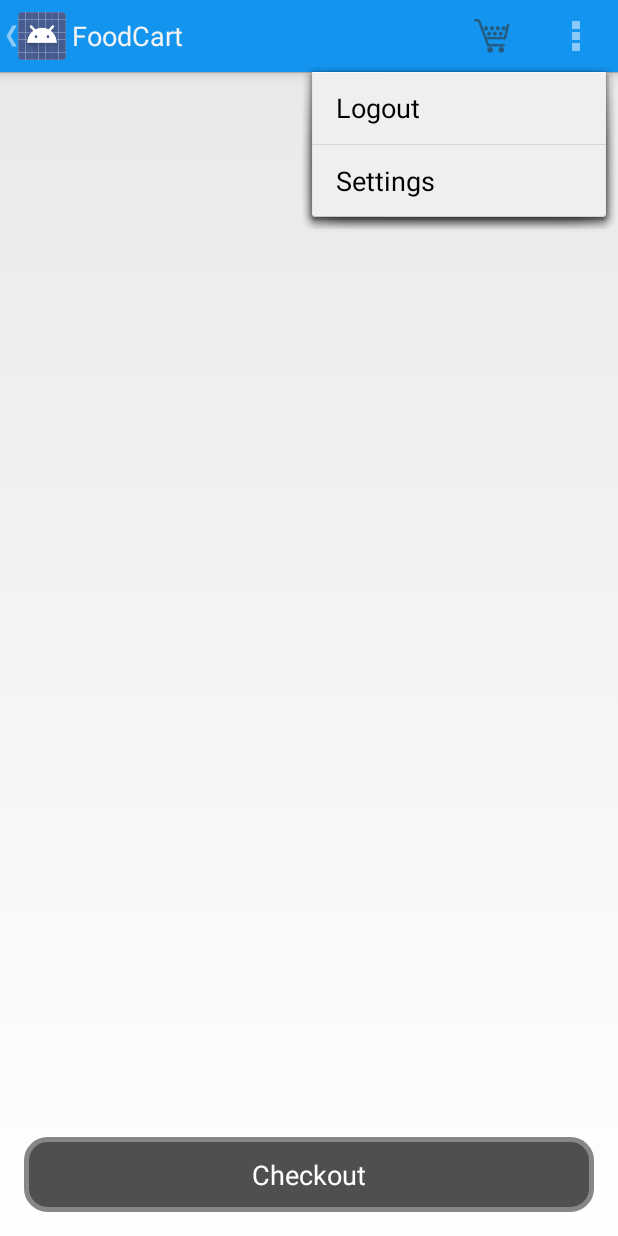
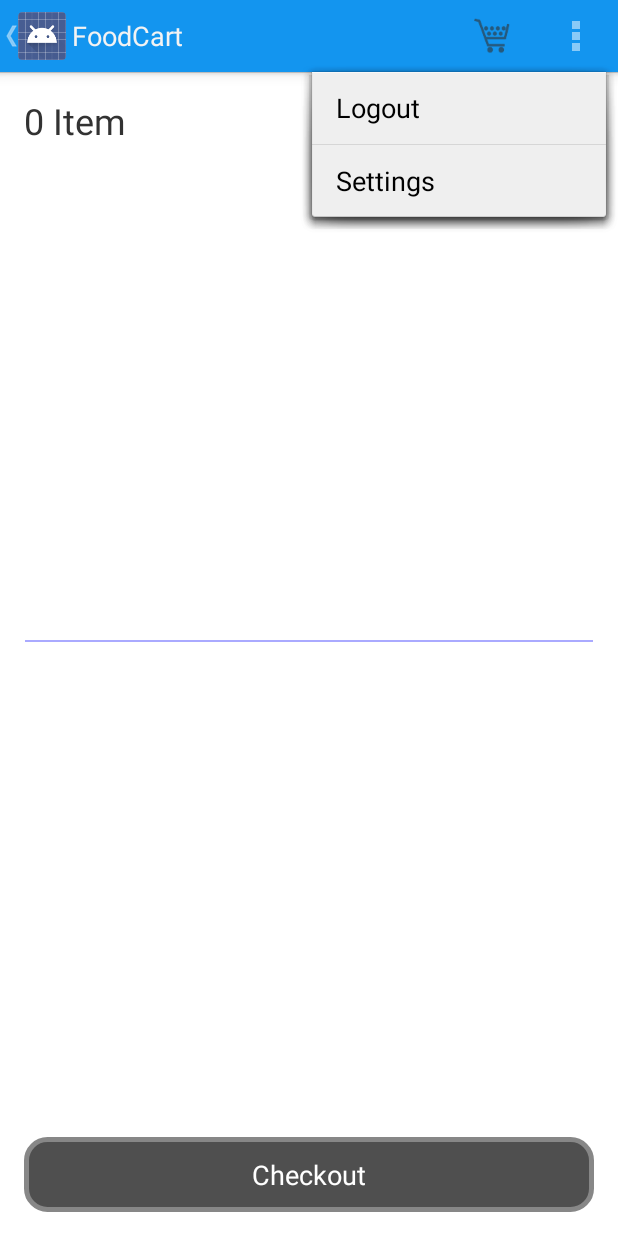
Before and after one commit to sankarmanoj/TheFoodKingApp, an Android app: the FoodCart screen opened directly, with no data from a screen before it, with the options menu open, on a phone screen of 412 x 824 dp. Run offline under Robolectric (Android 15) with nearby library versions, the phone set to English and light mode, and no system bars.

Commit message:
Added Checkout activity

```diff
--- a/app/src/main/AndroidManifest.xml
+++ b/app/src/main/AndroidManifest.xml
@@ -28,7 +28,10 @@
             android:label="FoodCart"
             android:parentActivityName=".MainActivity" >
         </activity>
-
+        <activity
+            android:name=".Checkout"
+            android:label="@string/title_activity_checkout" >
+        </activity>
     </application>
 
 </manifest>
--- a/app/src/main/java/com/example/sankarmanoj/thefoodkingapp/FoodCart.java
+++ b/app/src/main/java/com/example/sankarmanoj/thefoodkingapp/FoodCart.java
@@ -2,19 +2,30 @@ package com.example.sankarmanoj.thefoodkingapp;
 
 import android.app.ActionBar;
 import android.app.Activity;
+import android.app.AlertDialog;
+import android.content.Context;
+import android.content.DialogInterface;
 import android.content.Intent;
 import android.content.SharedPreferences;
+import android.graphics.Color;
 import android.os.Bundle;
 import android.preference.PreferenceManager;
 import android.util.Log;
 import android.util.TypedValue;
 import android.view.Menu;
 import android.view.MenuItem;
+import android.view.MotionEvent;
 import android.view.View;
-import android.view.ViewGroup;
+import android.view.animation.Animation;
+import android.view.animation.Transformation;
 import android.widget.Button;
+import android.widget.EditText;
 import android.widget.ListView;
 import android.widget.RelativeLayout;
+import android.widget.TextView;
+import android.widget.Toast;
+
+import org.w3c.dom.Text;
 
 import java.util.ArrayList;
 import java.util.List;
@@ -25,18 +36,26 @@ import java.util.List;
 public class FoodCart extends Activity {
     List<FoodItem> tempList;
     ListView listView;
+    EditText Address;
+    TextView addressText;
+    EditText Comments;
+    TextView GrandTotal;
     FoodCartArrayAdapter foodArrayAdapter;
     Button Checkout;
+    TextView ItemsTotal;
+    int grandTotal=0;
     public final String TAG="FoodCart";
-
+    Context context;
     @Override
     protected void onCreate(Bundle savedInstanceState) {
+
         tempList=new ArrayList<>();
-        List<FoodItem> list=FoodKing.FoodMenu;
+        final List<FoodItem> list=FoodKing.FoodMenu;
         if((list)!=null) {
             for (int i = 0; i < (list.size()); i++) {
                 if(list.get(i).inCartQuantity>0) {
                     tempList.add(list.get(i));
+                    grandTotal+=(list.get(i).price)*list.get(i).inCartQuantity;
                 }
             }
         }
@@ -44,20 +63,96 @@ public class FoodCart extends Activity {
         ActionBar actionBar = getActionBar();
         actionBar.setDisplayHomeAsUpEnabled(true);
         setContentView(R.layout.activity_foodcart);
-
-
+        GrandTotal=(TextView)findViewById(R.id.grandTotalTextView);
+        ItemsTotal=(TextView)findViewById(R.id.itemsTotalTextView);
+        if(tempList.size()>1) {
+            ItemsTotal.setText(String.valueOf(tempList.size()) + " Items");
+        }
+        else
+        {
+            ItemsTotal.setText(String.valueOf(tempList.size())+ " Item");
+        }
+        context=this;
+        Comments=(EditText)findViewById(R.id.commentsEditText);
+        Address=(EditText)findViewById(R.id.addressEditText);
+        addressText=(TextView)findViewById(R.id.addressTextView);
         listView=(ListView)findViewById(R.id.listView2);
+        GrandTotal.setText("Grand Total : ₹ "+String.valueOf(grandTotal));
         foodArrayAdapter = new FoodCartArrayAdapter(getApplicationContext(),R.layout.fooditemlist,tempList);
         listView.setAdapter(foodArrayAdapter);
         Checkout=(Button)findViewById(R.id.checkoutButton);
+        if(tempList.size()==0)
+        {
+            Checkout.setEnabled(false);
+        }
+        Comments.setOnTouchListener(new View.OnTouchListener() {
+            @Override
+            public boolean onTouch(View v, MotionEvent event) {
+                Comments.setText("");
+                Comments.setTextColor(Color.rgb(0,0,0));
+                return false;
+            }
+        });
+        final View.OnClickListener secondClickListener = new View.OnClickListener() {
+            @Override
+            public void onClick(View v) {
+                if(Address.getText().toString().length()<=1)
+                {
+                    Toast.makeText(getApplicationContext(),"Please fill in a valid Address",Toast.LENGTH_SHORT).show();
+                }
+                else
+                {
+                    new AlertDialog.Builder(context).setTitle("Proceed").setMessage("Would you like to Confirm your Order?").setPositiveButton("Yes",new DialogInterface.OnClickListener() {
+                        @Override
+                        public void onClick(DialogInterface dialog, int which) {
+                            Intent intent = new Intent(getApplicationContext(), com.example.sankarmanoj.thefoodkingapp.Checkout.class);
+                            startActivity(intent);
+                            dialog.dismiss();
+                        }
+                    }).setNegativeButton("No",new DialogInterface.OnClickListener() {
+                        @Override
+                        public void onClick(DialogInterface dialog, int which) {
+                            dialog.dismiss();
+                        }
+                    }).  show();
+
+                }
+
+            }
+        };
         Checkout.setOnClickListener( new View.OnClickListener() {
             @Override
             public void onClick(View v) {
-                RelativeLayout.LayoutParams params = (RelativeLayout.LayoutParams)  listView.getLayoutParams();
-                int pixels = (int)TypedValue.applyDimension(TypedValue.COMPLEX_UNIT_DIP, 200, getResources().getDisplayMetrics());
-                params.setMargins(0,0,0,pixels);
-                listView.setLayoutParams(params);
+                GrandTotal.setVisibility(View.GONE);
+                ItemsTotal.setVisibility(View.GONE);
+                final int pixels = (int)TypedValue.applyDimension(TypedValue.COMPLEX_UNIT_DIP, 200, getResources().getDisplayMetrics());
+                Log.i("Pixels",String.valueOf(pixels));
 
+                Animation A = new Animation() {
+
+
+                    @Override
+                    protected void applyTransformation(float interpolatedTime, Transformation t) {
+                        RelativeLayout.LayoutParams params = (RelativeLayout.LayoutParams)listView.getLayoutParams();
+                        params.bottomMargin = (int)(pixels * interpolatedTime);
+                        listView.setLayoutParams(params);
+                        if(interpolatedTime==1)
+                        {
+                            listView.setBackground(null);
+                            Checkout.setText("Next");
+                            Address.setVisibility(View.VISIBLE);
+                            addressText.setVisibility(View.VISIBLE);
+                            Comments.setVisibility(View.VISIBLE);
+
+
+
+                        }
+                    }
+                };
+                A.setDuration(300);
+                listView.startAnimation(A);
+
+                Checkout.setOnClickListener(secondClickListener);
                 Log.i("FoodCart","Checkout Clicked");
             }
         });
--- /dev/null
+++ b/app/src/main/res/drawable/list_border.xml
@@ -0,0 +1,8 @@
+<?xml version="1.0" encoding="utf-8"?>
+<shape xmlns:android="http://schemas.android.com/apk/res/android" android:shape="line" >
+    <!-- use this for transparent -->
+    <!-- <solid android:color="#00000000" /> -->
+    <!-- use this for a background colour -->
+    <solid android:color="#FFF" />
+    <stroke android:width="1dip" android:color="#aaaaff" />
+</shape>
--- a/app/src/main/res/layout/activity_foodcart.xml
+++ b/app/src/main/res/layout/activity_foodcart.xml
@@ -3,6 +3,7 @@
     android:layout_height="match_parent" android:paddingLeft="@dimen/activity_horizontal_margin"
     android:paddingRight="@dimen/activity_horizontal_margin"
     android:paddingTop="@dimen/activity_vertical_margin"
+    android:background="#ffffff"
     android:paddingBottom="@dimen/activity_vertical_margin"
     tools:context="com.example.sankarmanoj.thefoodkingapp.FoodCart">
 
@@ -10,10 +11,56 @@
         android:layout_width="wrap_content"
         android:layout_height="wrap_content"
         android:id="@+id/listView2"
+        android:padding="3dp"
+        android:visibility="visible"
+        android:background="@drawable/list_border"
         android:layout_centerHorizontal="true"
+        android:layout_above="@+id/checkoutButton"
+        android:layout_below="@+id/grandTotalTextView" />
+        <TextView
+            android:layout_width="wrap_content"
+            android:layout_height="wrap_content"
+            android:text="Grand Total : ₹ 100"
+            android:textSize="24dp"
+            android:visibility="visible"
+            android:id="@+id/grandTotalTextView"
+            android:layout_alignParentRight="true"
+            android:layout_alignParentTop="true"
+           />
+    <TextView
+        android:layout_width="wrap_content"
+        android:layout_height="wrap_content"
+        android:text="5 Item(s)"
+        android:textSize="24dp"
+        android:visibility="visible"
+        android:id="@+id/itemsTotalTextView"
+        android:layout_alignParentLeft="true"
         android:layout_alignParentTop="true"
-        android:layout_above="@+id/checkoutButton"/>
-
+        />
+       <TextView
+           android:layout_width="wrap_content"
+           android:layout_height="40dp"
+           android:visibility="invisible"
+           android:text="Address for Delivery"
+           android:textSize="20dp"
+           android:id="@+id/addressTextView"
+           android:gravity="center"
+           android:layout_marginBottom="68dp"
+           android:layout_above="@+id/commentsEditText"
+           android:layout_alignParentLeft="true"
+           android:layout_alignParentStart="true" />
+    <EditText
+        android:layout_width="fill_parent"
+        android:layout_height="40dp"
+        android:text=""
+        android:visibility="invisible"
+        android:lines="2"
+        android:gravity="top"
+        android:id="@+id/addressEditText"
+        android:layout_alignBaseline="@+id/addressTextView"
+        android:layout_alignBottom="@+id/addressTextView"
+        android:layout_toRightOf="@+id/addressTextView"
+        android:layout_toEndOf="@+id/addressTextView" />
 
 
     <Button
@@ -28,5 +75,21 @@
 
         />
 
+    <EditText
+        android:layout_width="fill_parent"
+        android:layout_height="80dp"
+        android:gravity="top"
+        android:lines="8"
+        android:inputType="textMultiLine"
+        android:ems="10"
+        android:text="Additional Comments"
+        android:textColor="#b0b0b0"
+        android:id="@+id/commentsEditText"
+        android:visibility="invisible"
+        android:layout_above="@+id/checkoutButton"
+        android:layout_alignParentRight="true"
+        android:layout_alignParentBottom="true"
+        android:layout_marginBottom="43dp" />
+
 
 </RelativeLayout>
--- /dev/null
+++ b/app/src/main/res/menu/menu_checkout.xml
@@ -0,0 +1,6 @@
+<menu xmlns:android="http://schemas.android.com/apk/res/android"
+    xmlns:tools="http://schemas.android.com/tools"
+    tools:context="com.example.sankarmanoj.thefoodkingapp.Checkout">
+    <item android:id="@+id/action_settings" android:title="@string/action_settings"
+        android:orderInCategory="100" android:showAsAction="never" />
+</menu>
--- a/app/src/main/res/menu/menu_main.xml
+++ b/app/src/main/res/menu/menu_main.xml
@@ -10,6 +10,7 @@
     <item android:id="@+id/checkout"
         android:title="Checkout"
         android:showAsAction="always"
+        android:orderInCategory="1"
         android:icon="@drawable/ic_action_cart"
 
 
--- a/app/src/main/res/values/strings.xml
+++ b/app/src/main/res/values/strings.xml
@@ -5,4 +5,5 @@
     <string name="action_settings">Settings</string>
     <string name="title_activity_main">Menu</string>
     <string name="title_activity_fab_intro">FabIntro</string>
+    <string name="title_activity_checkout">Checkout</string>
 </resources>
```
Also changed, not shown: app/src/main/java/com/example/sankarmanoj/thefoodkingapp/Checkout.java (added, +54 -0 lines), app/src/main/res/layout/activity_checkout.xml (added, +28 -0 lines), 1 other file.
